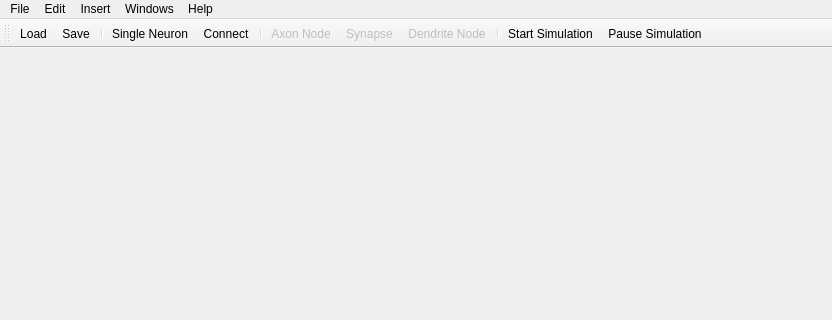
Qt form NeuroEdit/mainwindow.ui (lucksus/neuro_edit) before a commit; both pictures show x 0 to 832 and y 0 to 320 of the 832 by 599 pixel window.
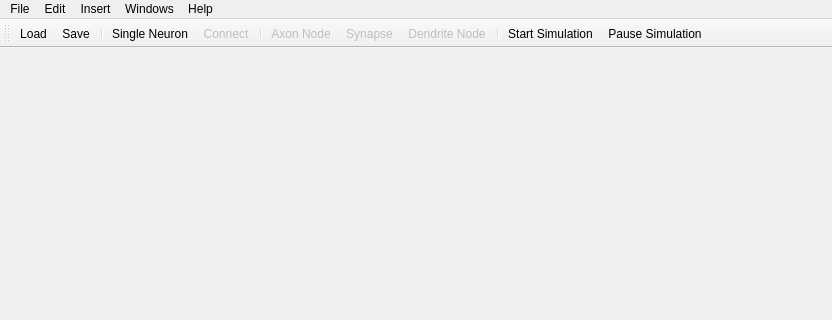
The same form after that commit. Icons and pictures are not drawn.

Commit message: Menu tidied.

The edit to the form file:
```diff
--- a/NeuroEdit/mainwindow.ui
+++ b/NeuroEdit/mainwindow.ui
@@ -216,6 +216,9 @@
    </property>
   </action>
   <action name="actionConnect">
+   <property name="enabled">
+    <bool>false</bool>
+   </property>
    <property name="icon">
     <iconset resource="icons.qrc">
      <normaloff>:/icons/Resources/connect.png</normaloff>:/icons/Resources/connect.png</iconset>
```
Left out of the diff: 6 changed lines with no effect on the pictures.
